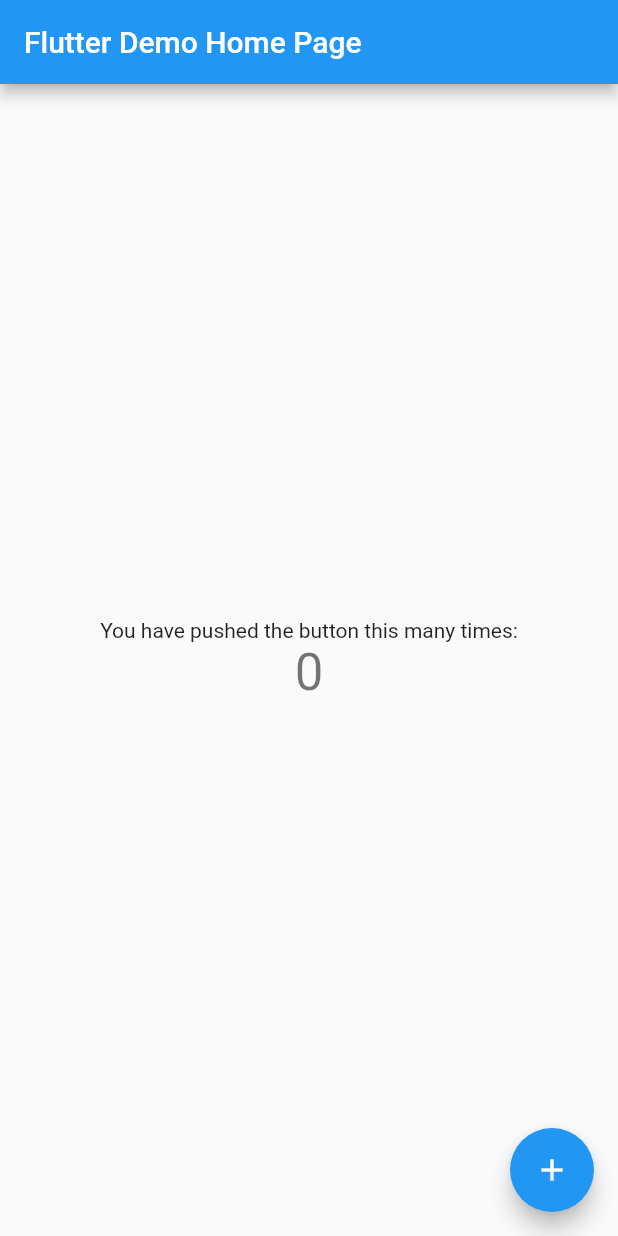
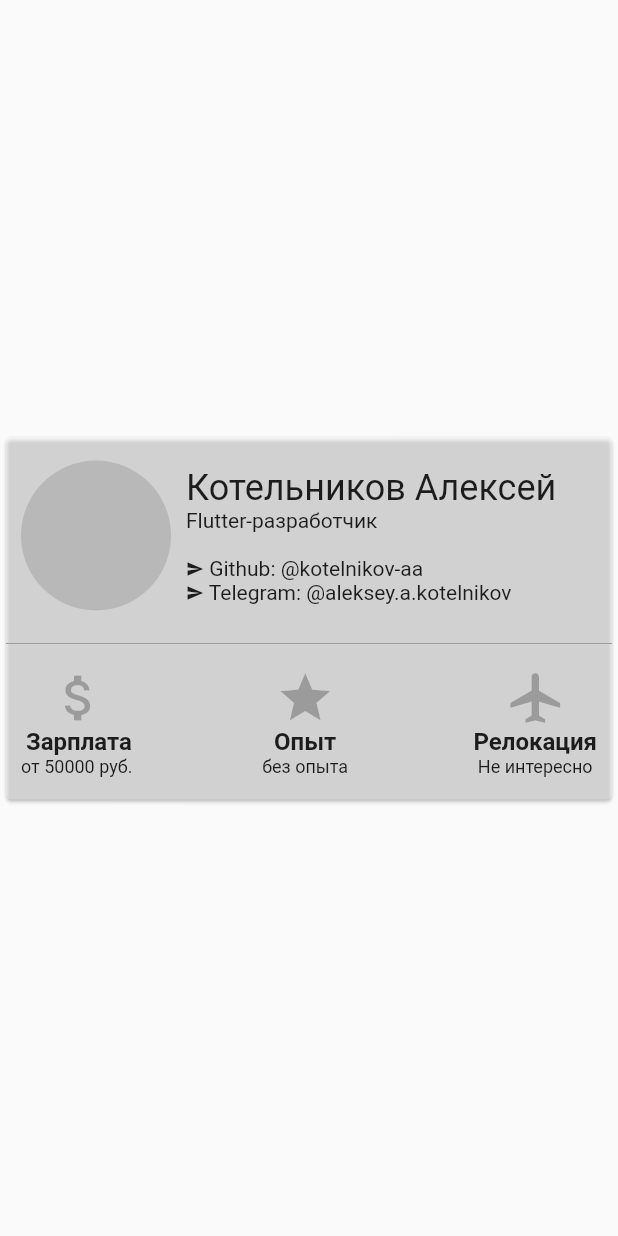
Before and after one commit to epic-school/flutter, a Flutter app: the screen it shows after launch, on a phone screen of 412 x 824 dp. Run offline on Flutter 3.47's test engine with Material 2 defaults, Android fonts, the phone set to English and light mode, and no system bars.

Commit message:
hw-lesson07/kotelnikov
Визитка на flutter

```diff
--- a/flutter_base/lib/main.dart
+++ b/flutter_base/lib/main.dart
@@ -1,115 +1,147 @@
 import 'package:flutter/material.dart';
 
 void main() {
-  runApp(const MyApp());
+  runApp(const App());
 }
 
-class MyApp extends StatelessWidget {
-  const MyApp({Key? key}) : super(key: key);
+class App extends StatelessWidget {
+  const App({Key? key}) : super(key: key);
 
-  // This widget is the root of your application.
   @override
   Widget build(BuildContext context) {
-    return MaterialApp(
-      title: 'Flutter Demo',
-      theme: ThemeData(
-        // This is the theme of your application.
-        //
-        // Try running your application with "flutter run". You'll see the
-        // application has a blue toolbar. Then, without quitting the app, try
-        // changing the primarySwatch below to Colors.green and then invoke
-        // "hot reload" (press "r" in the console where you ran "flutter run",
-        // or simply save your changes to "hot reload" in a Flutter IDE).
-        // Notice that the counter didn't reset back to zero; the application
-        // is not restarted.
-        primarySwatch: Colors.blue,
+    return const MaterialApp(
+      home: Scaffold(
+        body: CardView(),
       ),
-      home: const MyHomePage(title: 'Flutter Demo Home Page'),
     );
   }
 }
 
-class MyHomePage extends StatefulWidget {
-  const MyHomePage({Key? key, required this.title}) : super(key: key);
-
-  // This widget is the home page of your application. It is stateful, meaning
-  // that it has a State object (defined below) that contains fields that affect
-  // how it looks.
-
-  // This class is the configuration for the state. It holds the values (in this
-  // case the title) provided by the parent (in this case the App widget) and
-  // used by the build method of the State. Fields in a Widget subclass are
-  // always marked "final".
-
-  final String title;
-
-  @override
-  State<MyHomePage> createState() => _MyHomePageState();
-}
-
-class _MyHomePageState extends State<MyHomePage> {
-  int _counter = 0;
-
-  void _incrementCounter() {
-    setState(() {
-      // This call to setState tells the Flutter framework that something has
-      // changed in this State, which causes it to rerun the build method below
-      // so that the display can reflect the updated values. If we changed
-      // _counter without calling setState(), then the build method would not be
-      // called again, and so nothing would appear to happen.
-      _counter++;
-    });
-  }
+class CardView extends StatelessWidget {
+  const CardView({Key? key}) : super(key: key);
 
   @override
   Widget build(BuildContext context) {
-    // This method is rerun every time setState is called, for instance as done
-    // by the _incrementCounter method above.
-    //
-    // The Flutter framework has been optimized to make rerunning build methods
-    // fast, so that you can just rebuild anything that needs updating rather
-    // than having to individually change instances of widgets.
-    return Scaffold(
-      appBar: AppBar(
-        // Here we take the value from the MyHomePage object that was created by
-        // the App.build method, and use it to set our appbar title.
-        title: Text(widget.title),
-      ),
-      body: Center(
-        // Center is a layout widget. It takes a single child and positions it
-        // in the middle of the parent.
-        child: Column(
-          // Column is also a layout widget. It takes a list of children and
-          // arranges them vertically. By default, it sizes itself to fit its
-          // children horizontally, and tries to be as tall as its parent.
-          //
-          // Invoke "debug painting" (press "p" in the console, choose the
-          // "Toggle Debug Paint" action from the Flutter Inspector in Android
-          // Studio, or the "Toggle Debug Paint" command in Visual Studio Code)
-          // to see the wireframe for each widget.
-          //
-          // Column has various properties to control how it sizes itself and
-          // how it positions its children. Here we use mainAxisAlignment to
-          // center the children vertically; the main axis here is the vertical
-          // axis because Columns are vertical (the cross axis would be
-          // horizontal).
-          mainAxisAlignment: MainAxisAlignment.center,
-          children: <Widget>[
-            const Text(
-              'You have pushed the button this many times:',
-            ),
-            Text(
-              '$_counter',
-              style: Theme.of(context).textTheme.headline4,
-            ),
-          ],
+    return const Center(
+      child: SizedBox(
+        width: double.infinity,
+        height: 250,
+        child: Card(
+          color: Colors.white38,
+          child: Content(),
         ),
       ),
-      floatingActionButton: FloatingActionButton(
-        onPressed: _incrementCounter,
-        tooltip: 'Increment',
-        child: const Icon(Icons.add),
-      ), // This trailing comma makes auto-formatting nicer for build methods.
     );
   }
 }
+
+class Content extends StatelessWidget {
+  const Content({Key? key}) : super(key: key);
+
+  @override
+  Widget build(BuildContext context) {
+    return Column(
+      children: [
+        Padding(
+          padding: const EdgeInsets.all(10.0),
+          child: Row(
+            children: [
+              Container(
+                width: 100,
+                height: 100,
+                decoration: const BoxDecoration(
+                  color: Colors.black12,
+                  shape: BoxShape.circle,
+                ),
+              ),
+              Padding(
+                padding: const EdgeInsets.all(10.0),
+                child:  Column(
+                  crossAxisAlignment: CrossAxisAlignment.start,
+                  children: [
+                    const Text('Котельников Алексей',
+                        style: TextStyle(fontSize: 24)),
+                    const Text('Flutter-разработчик'),
+                    const Divider(
+                      color: Colors.grey,
+                    ),
+                    Column(
+                      crossAxisAlignment: CrossAxisAlignment.start,
+                      children: [
+                        Row(
+                          children: const [
+                            Icon(Icons.send,
+                                size: 12),
+                            Text(' Github: ', style: TextStyle(fontSize: 14)),
+                            Text('@kotelnikov-aa'),
+                          ],
+                        ),
+                        Row(
+                          children: const [
+                            Icon(Icons.send,
+                                size: 12),
+                            Text(' Telegram: ',
+                                style: TextStyle(fontSize: 14)),
+                            Text('@aleksey.a.kotelnikov'),
+                          ],
+                        )
+                      ],
+                    ),
+                  ],
+                ),
+              ),
+            ],
+          ),
+        ),
+        const Divider(
+          height: 12,
+          color: Colors.grey,
+        ),
+        Padding(
+          padding: const EdgeInsets.all(10.0),
+          child: Row(
+            mainAxisAlignment: MainAxisAlignment.spaceBetween,
+            children: const [
+              Item(
+                  title: 'Зарплата',
+                  value: 'от 50000 руб. ',
+                  icon: Icons.attach_money),
+              Item(
+                  title: 'Опыт',
+                  value: 'без опыта',
+                  icon: Icons.grade),
+              Item(
+                  title: 'Релокация',
+                  value: 'Не интересно',
+                  icon: Icons.airplanemode_active),
+            ],
+          ),
+        ),
+      ],
+    );
+  }
+}
+
+class Item extends StatelessWidget {
+  final String title;
+  final String value;
+  final IconData icon;
+  const Item({
+    Key? key,
+    required this.title,
+    required this.value,
+    required this.icon,
+  }) : super(key: key);
+
+  @override
+  Widget build(BuildContext context) {
+    return Column(
+      children: [
+        Icon(icon, size: 40,
+            color: Colors.black26),
+        Text(title, style: const TextStyle(fontSize: 16, fontWeight: FontWeight.w700)),
+        Text(value, style: const TextStyle(fontSize: 12)),
+      ],
+    );
+  }
+}
```
